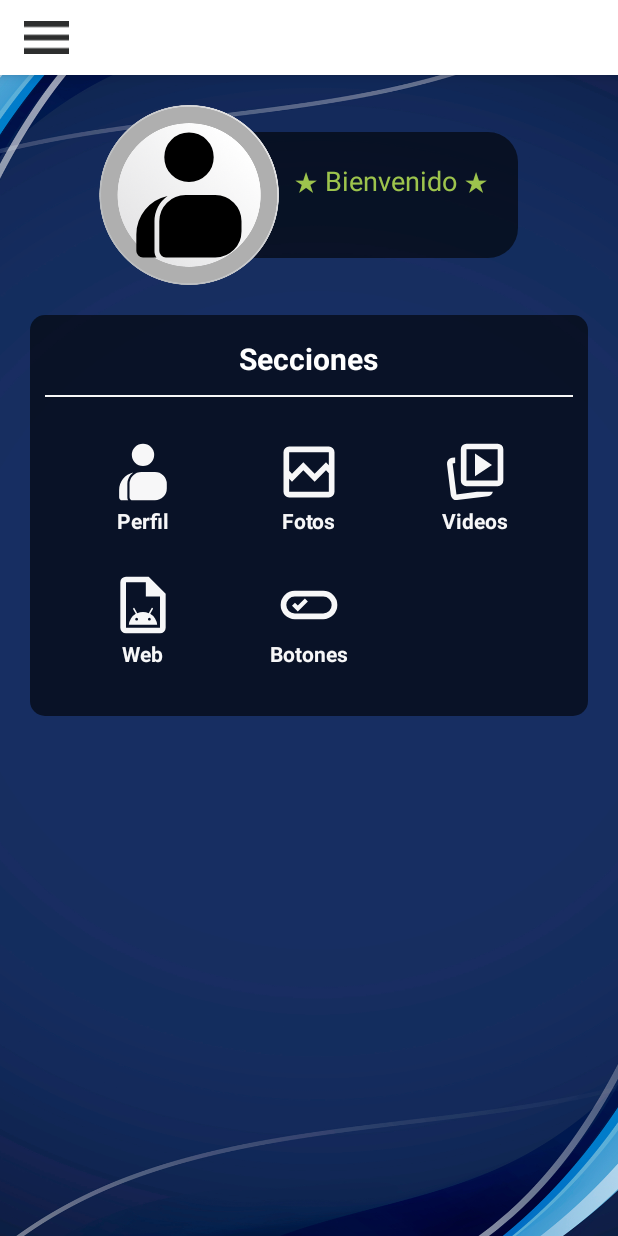
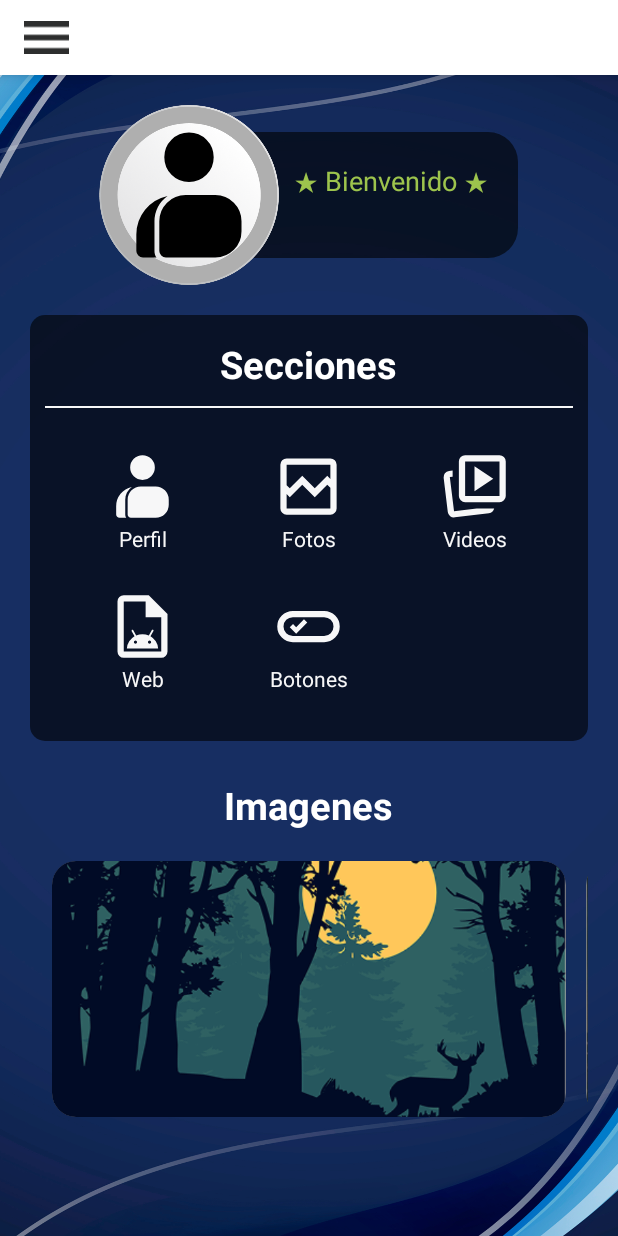
Before and after one commit to Davidhunter13/mi_app, an Android app: the InicioActivity screen opened directly, with no data from a screen before it, on a phone screen of 412 x 824 dp. Run offline under Robolectric (Android 15) with nearby library versions, the phone set to English and light mode, and no system bars.

Commit message:
carrusel de imagenes

```diff
--- a/app/build.gradle.kts
+++ b/app/build.gradle.kts
@@ -38,6 +38,7 @@ android {
 }
 
 dependencies {
+    implementation("androidx.viewpager2:viewpager2:1.0.0")
     implementation(libs.androidx.core.ktx)
     implementation(libs.androidx.appcompat)
     implementation(libs.material)
--- a/app/src/main/java/com/mi_app/InicioActivity.kt
+++ b/app/src/main/java/com/mi_app/InicioActivity.kt
@@ -1,11 +1,22 @@
 package com.mi_app
 
 import android.os.Bundle
+import android.os.Handler
+import android.os.Looper
 import android.widget.ImageView
 import android.widget.TextView
+import androidx.recyclerview.widget.LinearLayoutManager
+import androidx.recyclerview.widget.RecyclerView
 import androidx.appcompat.app.AppCompatActivity
+import android.view.ViewGroup
+import androidx.core.content.ContextCompat
 
 class InicioActivity : BaseActivity() {
+    private lateinit var carruselRecycler: RecyclerView
+    private lateinit var adapter: CarruselAdapter
+    private val handler = Handler(Looper.getMainLooper())
+    private var currentIndex = 0
+
     override fun onCreate(savedInstanceState: Bundle?) {
         super.onCreate(savedInstanceState)
         setContentView(R.layout.inicio)
@@ -19,25 +30,83 @@ class InicioActivity : BaseActivity() {
             findViewById(R.id.drawerLayout),
             findViewById(R.id.navView),
         )
+
         // Configurar datos del header
         val versionName = packageManager
             .getPackageInfo(packageName, 0).versionName
-        datosHeader(nombre,carpeta, versionName)
+        datosHeader(nombre, carpeta, versionName)
 
         findViewById<TextView>(R.id.tvNombre).text = nombre
 
         // Foto de perfil
         val ivFotoPerfil = findViewById<ImageView>(R.id.ivFotoPerfilHome)
-
-        // Intentar cargar la foto desde drawable con el prefijo "carpeta"
-        val resId = carpeta?.let { resources.getIdentifier("${it}", "drawable", packageName) }
+        val resId = carpeta?.let { resources.getIdentifier(it, "drawable", packageName) }
 
         if (resId != null && resId != 0) {
             ivFotoPerfil.setImageResource(resId)
         } else {
-            // Si no existe la imagen, usar un recurso por defecto
             ivFotoPerfil.setImageResource(R.drawable.ic_perfil)
         }
 
+        // 🚀 Configurar el carrusel
+        carruselRecycler = findViewById(R.id.carruselRecycler)
+        carruselRecycler.layoutManager =
+            LinearLayoutManager(this, LinearLayoutManager.HORIZONTAL, false)
+
+        val imagenes = listOf(
+            R.drawable.img1,
+            R.drawable.img2,
+            R.drawable.img3
+        )
+
+        adapter = CarruselAdapter(imagenes)
+        carruselRecycler.adapter = adapter
+
+        // Iniciar el autoscroll
+        startAutoScroll()
+    }
+
+    private fun startAutoScroll() {
+        val runnable = object : Runnable {
+            override fun run() {
+                if (adapter.itemCount == 0) return
+
+                carruselRecycler.smoothScrollToPosition(currentIndex)
+                currentIndex = (currentIndex + 1) % adapter.itemCount
+
+                handler.postDelayed(this, 5000)
+            }
+        }
+        handler.post(runnable)
+    }
+
+    class CarruselAdapter(private val images: List<Int>) :
+        RecyclerView.Adapter<CarruselAdapter.CarruselViewHolder>() {
+
+        inner class CarruselViewHolder(itemView: ImageView) : RecyclerView.ViewHolder(itemView) {
+            val imageView: ImageView = itemView
+        }
+
+        override fun onCreateViewHolder(parent: ViewGroup, viewType: Int): CarruselViewHolder {
+            val imageView = ImageView(parent.context).apply {
+                layoutParams = ViewGroup.MarginLayoutParams(
+                    ViewGroup.LayoutParams.MATCH_PARENT,
+                    ViewGroup.LayoutParams.MATCH_PARENT
+                ).apply {
+                    setMargins(10, 10, 10, 10)
+                }
+                scaleType = ImageView.ScaleType.CENTER_CROP
+                background =
+                    ContextCompat.getDrawable(parent.context, R.drawable.bg_redondeado_tran)
+                clipToOutline = true
+            }
+            return CarruselViewHolder(imageView)
+        }
+
+        override fun onBindViewHolder(holder: CarruselViewHolder, position: Int) {
+            holder.imageView.setImageResource(images[position])
+        }
+
+        override fun getItemCount(): Int = images.size
     }
 }
--- /dev/null
+++ b/app/src/main/res/drawable/bg_redondeado_tran.xml
@@ -0,0 +1,7 @@
+<shape xmlns:android="http://schemas.android.com/apk/res/android"
+    android:shape="rectangle">
+
+    <solid android:color="@android:color/darker_gray"/> <!-- color de fondo -->
+
+    <corners android:radius="16dp"/> <!-- bordes redondeados -->
+</shape>
--- a/app/src/main/res/layout/inicio.xml
+++ b/app/src/main/res/layout/inicio.xml
@@ -107,11 +107,11 @@
                     <TextView
                         android:layout_width="wrap_content"
                         android:layout_height="wrap_content"
+                        android:layout_marginVertical="5dp"
                         android:text="Secciones"
                         android:textColor="@color/white"
-                        android:textSize="20sp"
-                        android:textStyle="bold"
-                        android:layout_marginVertical="5dp"/>
+                        android:textSize="25sp"
+                        android:textStyle="bold" />
 
                     <View
                         android:layout_width="match_parent"
@@ -131,8 +131,8 @@
 
                         <!-- Botón Perfil -->
                         <LinearLayout
-                            style="@style/BotonGrid"
-                            android:id="@+id/navPerfilHome">
+                            android:id="@+id/navPerfilHome"
+                            style="@style/BotonGrid">
 
                             <ImageView
                                 style="@style/imagenesgrid"
@@ -143,14 +143,13 @@
                                 android:layout_width="wrap_content"
                                 android:layout_height="wrap_content"
                                 android:text="Perfil"
-                                android:textColor="@color/gris_blanco"
-                                android:textStyle="bold"/>
+                                android:textColor="@color/gris_blanco" />
                         </LinearLayout>
 
                         <!-- Botón Fotos -->
                         <LinearLayout
-                            style="@style/BotonGrid"
-                            android:id="@+id/navFotosHome">
+                            android:id="@+id/navFotosHome"
+                            style="@style/BotonGrid">
 
                             <ImageView
                                 style="@style/imagenesgrid"
@@ -161,14 +160,13 @@
                                 android:layout_width="wrap_content"
                                 android:layout_height="wrap_content"
                                 android:text="Fotos"
-                                android:textColor="@color/gris_blanco"
-                                android:textStyle="bold"/>
+                                android:textColor="@color/gris_blanco" />
                         </LinearLayout>
 
                         <!-- Botón Videos -->
                         <LinearLayout
-                            style="@style/BotonGrid"
-                            android:id="@+id/navVideosHome">
+                            android:id="@+id/navVideosHome"
+                            style="@style/BotonGrid">
 
                             <ImageView
                                 style="@style/imagenesgrid"
@@ -179,14 +177,13 @@
                                 android:layout_width="wrap_content"
                                 android:layout_height="wrap_content"
                                 android:text="Videos"
-                                android:textColor="@color/gris_blanco"
-                                android:textStyle="bold"/>
+                                android:textColor="@color/gris_blanco" />
                         </LinearLayout>
 
                         <!-- Botón Web -->
                         <LinearLayout
-                            style="@style/BotonGrid"
-                            android:id="@+id/navWebHome">
+                            android:id="@+id/navWebHome"
+                            style="@style/BotonGrid">
 
                             <ImageView
                                 style="@style/imagenesgrid"
@@ -197,14 +194,13 @@
                                 android:layout_width="wrap_content"
                                 android:layout_height="wrap_content"
                                 android:text="Web"
-                                android:textColor="@color/gris_blanco"
-                                android:textStyle="bold"/>
+                                android:textColor="@color/gris_blanco" />
                         </LinearLayout>
 
                         <!-- Botón Botones -->
                         <LinearLayout
-                            style="@style/BotonGrid"
-                            android:id="@+id/navBotonesHome">
+                            android:id="@+id/navBotonesHome"
+                            style="@style/BotonGrid">
 
                             <ImageView
                                 style="@style/imagenesgrid"
@@ -215,14 +211,43 @@
                                 android:layout_width="wrap_content"
                                 android:layout_height="wrap_content"
                                 android:text="Botones"
-                                android:textColor="@color/gris_blanco"
-                                android:textStyle="bold"/>
+                                android:textColor="@color/gris_blanco" />
                         </LinearLayout>
 
                     </GridLayout>
 
 
                 </LinearLayout>
+            </LinearLayout>
+
+            <!-- Contenido de carrusel  -->
+
+            <LinearLayout
+                android:layout_width="match_parent"
+                android:layout_height="wrap_content"
+                android:layout_marginTop="20dp"
+                android:gravity="center_horizontal"
+                android:orientation="vertical">
+
+                <TextView
+                    android:layout_width="wrap_content"
+                    android:layout_height="wrap_content"
+                    android:layout_marginVertical="5dp"
+                    android:text="Imagenes"
+                    android:textColor="@color/white"
+                    android:textSize="25sp"
+                    android:textStyle="bold" />
+
+                <androidx.recyclerview.widget.RecyclerView
+                    android:id="@+id/carruselRecycler"
+                    android:layout_width="match_parent"
+                    android:layout_height="200dp"
+                    android:clipToPadding="false"
+                    android:overScrollMode="never"
+                    android:padding="8dp"
+                    android:scrollbars="none"/>
+
+
             </LinearLayout>
 
         </LinearLayout>
--- a/app/src/main/res/values/style.xml
+++ b/app/src/main/res/values/style.xml
@@ -28,8 +28,8 @@
 
 
     <style name="imagenesgrid">
-        <item name="android:layout_width">45dp</item>
-        <item name="android:layout_height">45dp</item>
+        <item name="android:layout_width">50dp</item>
+        <item name="android:layout_height">50dp</item>
         <item name="android:tint">@color/gris_blanco</item>
     </style>
 
```
Also changed, not shown: app/src/main/res/drawable/img1.png (added), app/src/main/res/drawable/img2.png (added), app/src/main/res/drawable/img3.png (added).
